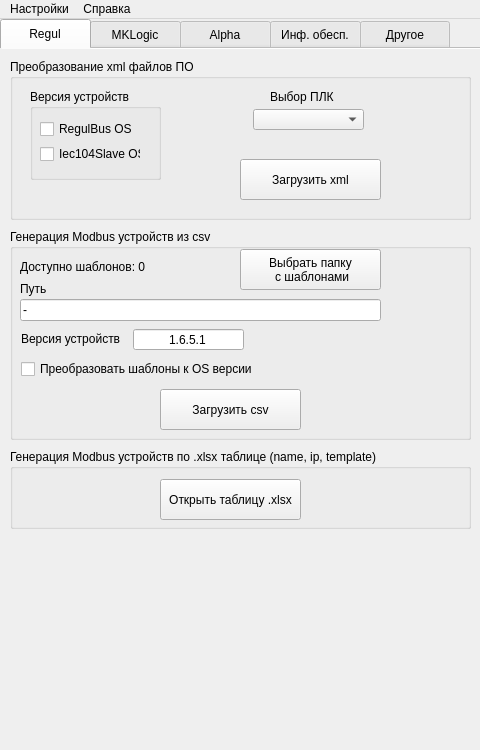
s0besITR/converterITR, file forms/mainwindow.ui: the form before one commit.
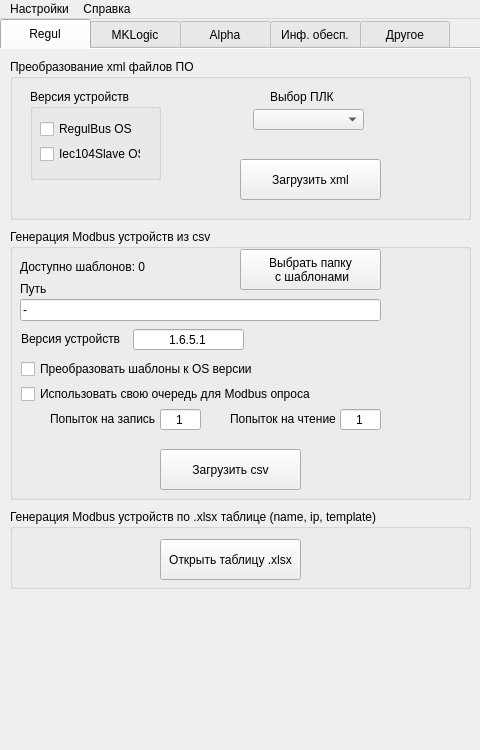
The form after the commit. The open tabs and pages were chosen to show the change. Icons and pictures are not drawn.

Commit message: Modbus queue support

What changed in the file:
```diff
--- a/forms/mainwindow.ui
+++ b/forms/mainwindow.ui
@@ -211,7 +211,7 @@
         <x>10</x>
         <y>180</y>
         <width>461</width>
-        <height>211</height>
+        <height>271</height>
        </rect>
       </property>
       <property name="title">
@@ -273,7 +273,7 @@
        <property name="geometry">
         <rect>
          <x>150</x>
-         <y>160</y>
+         <y>220</y>
          <width>141</width>
          <height>41</height>
         </rect>
@@ -358,12 +358,104 @@
         <string>Преобразовать шаблоны к OS версии</string>
        </property>
       </widget>
+      <widget class="QCheckBox" name="checkb_TrigersQueue">
+       <property name="geometry">
+        <rect>
+         <x>11</x>
+         <y>155</y>
+         <width>291</width>
+         <height>20</height>
+        </rect>
+       </property>
+       <property name="statusTip">
+        <string>Очередь на тригерах (только Modbus RTU)</string>
+       </property>
+       <property name="text">
+        <string>Использовать свою очередь для Modbus опроса</string>
+       </property>
+      </widget>
+      <widget class="QLabel" name="label_Qwt">
+       <property name="geometry">
+        <rect>
+         <x>40</x>
+         <y>180</y>
+         <width>111</width>
+         <height>20</height>
+        </rect>
+       </property>
+       <property name="text">
+        <string>Попыток на запись</string>
+       </property>
+      </widget>
+      <widget class="QLineEdit" name="ledit_Qwt">
+       <property name="geometry">
+        <rect>
+         <x>150</x>
+         <y>180</y>
+         <width>41</width>
+         <height>21</height>
+        </rect>
+       </property>
+       <property name="statusTip">
+        <string>Кол-во попыток исполнить запрос на запись при ошибке</string>
+       </property>
+       <property name="inputMethodHints">
+        <set>Qt::ImhDigitsOnly</set>
+       </property>
+       <property name="text">
+        <string>1</string>
+       </property>
+       <property name="maxLength">
+        <number>2</number>
+       </property>
+       <property name="alignment">
+        <set>Qt::AlignCenter</set>
+       </property>
+      </widget>
+      <widget class="QLabel" name="label_Qrt">
+       <property name="geometry">
+        <rect>
+         <x>220</x>
+         <y>180</y>
+         <width>111</width>
+         <height>20</height>
+        </rect>
+       </property>
+       <property name="text">
+        <string>Попыток на чтение</string>
+       </property>
+      </widget>
+      <widget class="QLineEdit" name="ledit_Qrt">
+       <property name="geometry">
+        <rect>
+         <x>330</x>
+         <y>180</y>
+         <width>41</width>
+         <height>21</height>
+        </rect>
+       </property>
+       <property name="statusTip">
+        <string>Кол-во попыток исполнить запрос на чтение при ошибке</string>
+       </property>
+       <property name="inputMethodHints">
+        <set>Qt::ImhDigitsOnly</set>
+       </property>
+       <property name="text">
+        <string>1</string>
+       </property>
+       <property name="maxLength">
+        <number>2</number>
+       </property>
+       <property name="alignment">
+        <set>Qt::AlignCenter</set>
+       </property>
+      </widget>
      </widget>
      <widget class="QGroupBox" name="SokolMBS_Group">
       <property name="geometry">
        <rect>
         <x>10</x>
-        <y>400</y>
+        <y>460</y>
         <width>461</width>
         <height>80</height>
        </rect>
```
Left out of the diff: 2 changed lines with no effect on the pictures. The commit also changes 10 other files.
